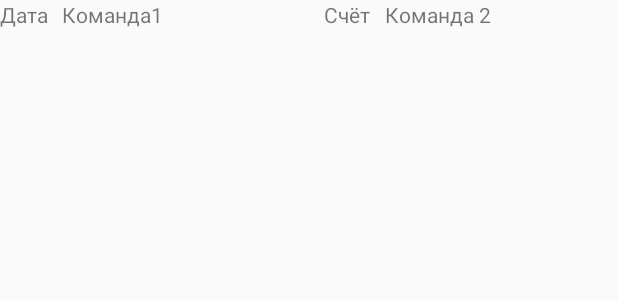
After one commit to denn02/volleyball-1, an Android app: the layout gameinfo_item_layout.xml on its own in the app's theme, with its tools: preview values and no code run, on a phone screen of 412 x 824 dp. The commit adds this screen. Shown: the top 300 px of the screen. Run offline under Robolectric (Android 15) with nearby library versions, the phone set to English and light mode, and no system bars.

Commit message:
all changes

```diff
--- a/app/src/main/java/com/example/volleyball/AdapterGameInfo.java
+++ b/app/src/main/java/com/example/volleyball/AdapterGameInfo.java
@@ -13,7 +13,7 @@ import java.util.List;
 
 class AdapterGameInfo extends RecyclerView.Adapter<AdapterGameInfo.ViewHolder> {
 
-    private List<GameInfo> list;
+    private ArrayList<GameInfo> list;
 
     public AdapterGameInfo(ArrayList<GameInfo> list) {
         this.list = list;
--- a/app/src/main/java/com/example/volleyball/ResultGamesFragment.java
+++ b/app/src/main/java/com/example/volleyball/ResultGamesFragment.java
@@ -76,7 +76,7 @@ public class ResultGamesFragment extends Fragment {
     public View onCreateView(LayoutInflater inflater, ViewGroup container,
                              Bundle savedInstanceState) {
         View v = inflater.inflate(R.layout.fragment_result_games, container, false);
-        recyclerView = v.findViewById(R.id.recycler_roundS);
+        recyclerView = v.findViewById(R.id.recycler_roundG);
 
         RecyclerView.LayoutManager layoutManager = new LinearLayoutManager(getContext());
         recyclerView.setLayoutManager(layoutManager);
--- /dev/null
+++ b/app/src/main/res/layout/gameinfo_item_layout.xml
@@ -0,0 +1,34 @@
+<?xml version="1.0" encoding="utf-8"?>
+<LinearLayout xmlns:android="http://schemas.android.com/apk/res/android"
+    android:layout_width="match_parent"
+    android:layout_height="50dp"
+    android:orientation="horizontal">
+
+    <TextView
+        android:id="@+id/gameinfo_date"
+        android:layout_width="2dp"
+        android:layout_height="match_parent"
+        android:layout_weight="1"
+        android:text="Дата" />
+
+    <TextView
+        android:id="@+id/gameinfo_team1"
+        android:layout_width="135dp"
+        android:layout_height="match_parent"
+        android:layout_weight="1"
+        android:text="Команда1" />
+
+    <TextView
+        android:id="@+id/gameinfo_score"
+        android:layout_width="1dp"
+        android:layout_height="match_parent"
+        android:layout_weight="1"
+        android:text="Счёт" />
+
+    <TextView
+        android:id="@+id/gameinfo_team2"
+        android:layout_width="115dp"
+        android:layout_height="match_parent"
+        android:layout_weight="1"
+        android:text="Команда 2" />
+</LinearLayout>
```
Also changed, not shown: app/src/main/res/layout/fragment_result_games.xml (+18 -5 lines).
